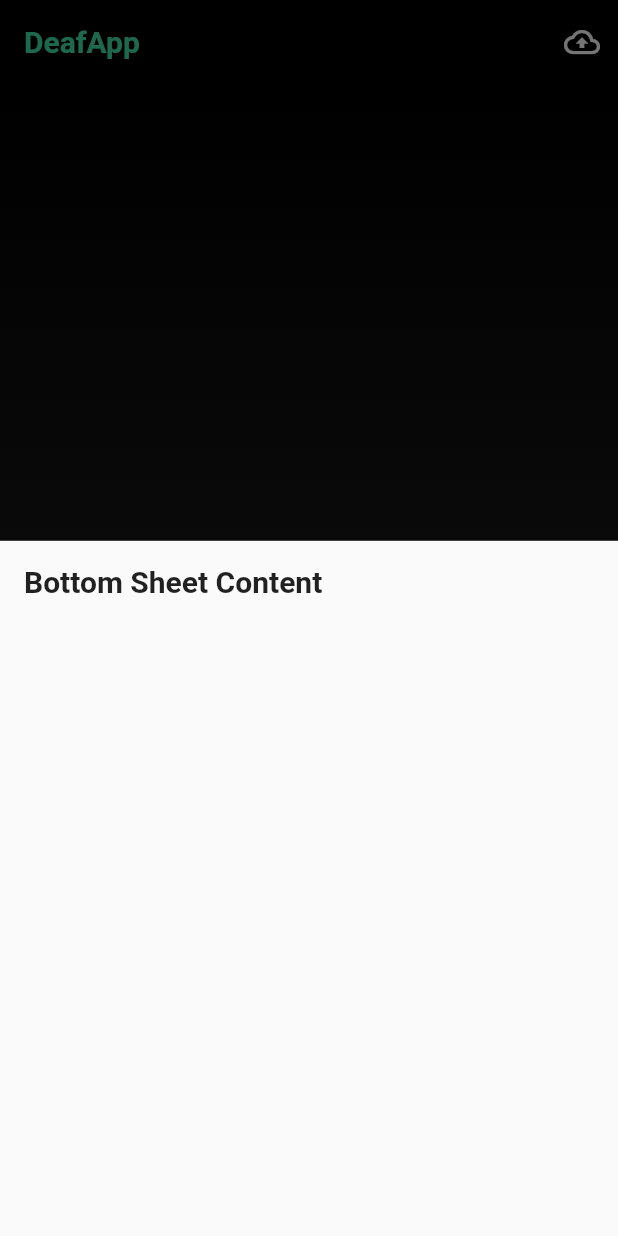
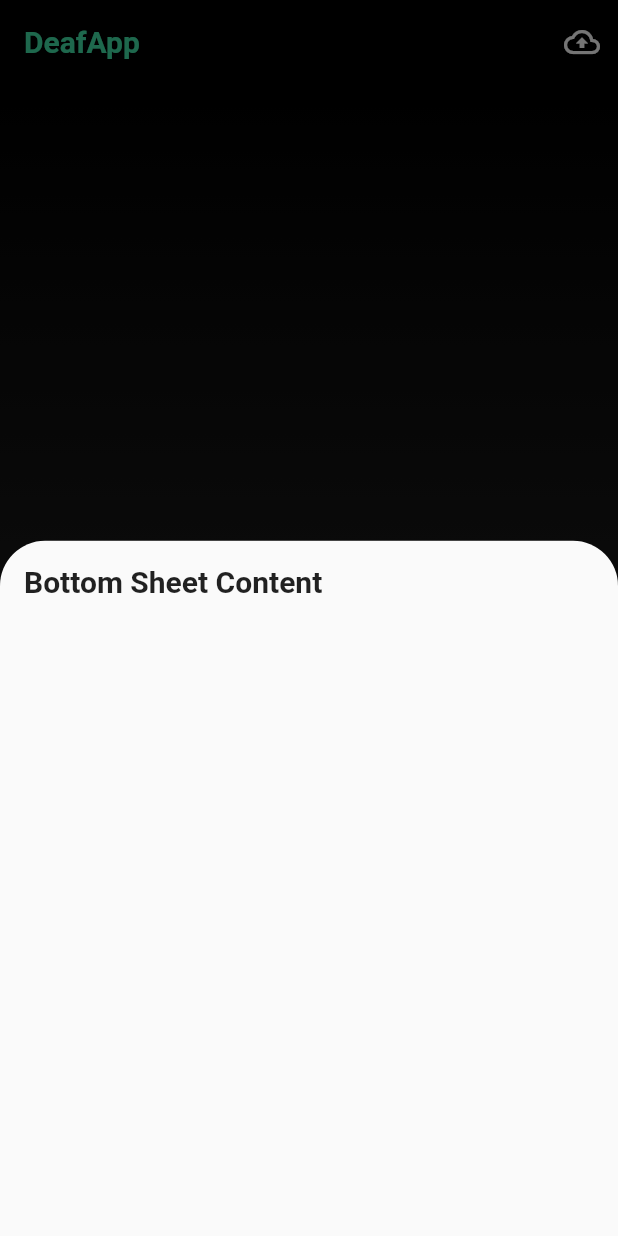
Before and after one commit to mukundsolanki/Pratyaksh-AR, a Flutter app: the HomePage screen opened directly, after a tap on the "cloud upload" icon, on a phone screen of 412 x 824 dp. Run offline on Flutter 3.47's test engine with Material 2 defaults, Android fonts, the light colour scheme and no system bars.

Commit message:
Fixed issue for rounded border in bottom sheet

```diff
--- a/pratyakshapp/lib/home_page.dart
+++ b/pratyakshapp/lib/home_page.dart
@@ -50,6 +50,9 @@ class _HomePageState extends State<HomePage> {
   void _showBottomSheet(BuildContext context) {
     showModalBottomSheet(
       context: context,
+      shape: RoundedRectangleBorder(
+        borderRadius: BorderRadius.vertical(top: Radius.circular(30))
+      ),
       builder: (BuildContext context) {
         return BottomSheetContent();
       },
```
